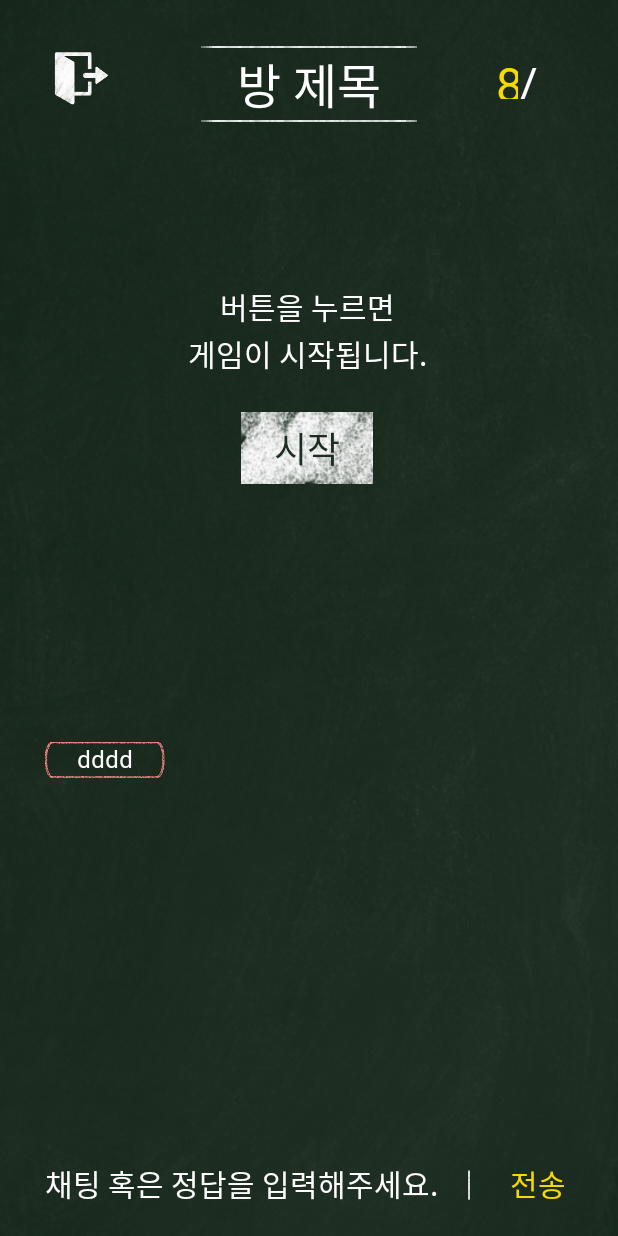
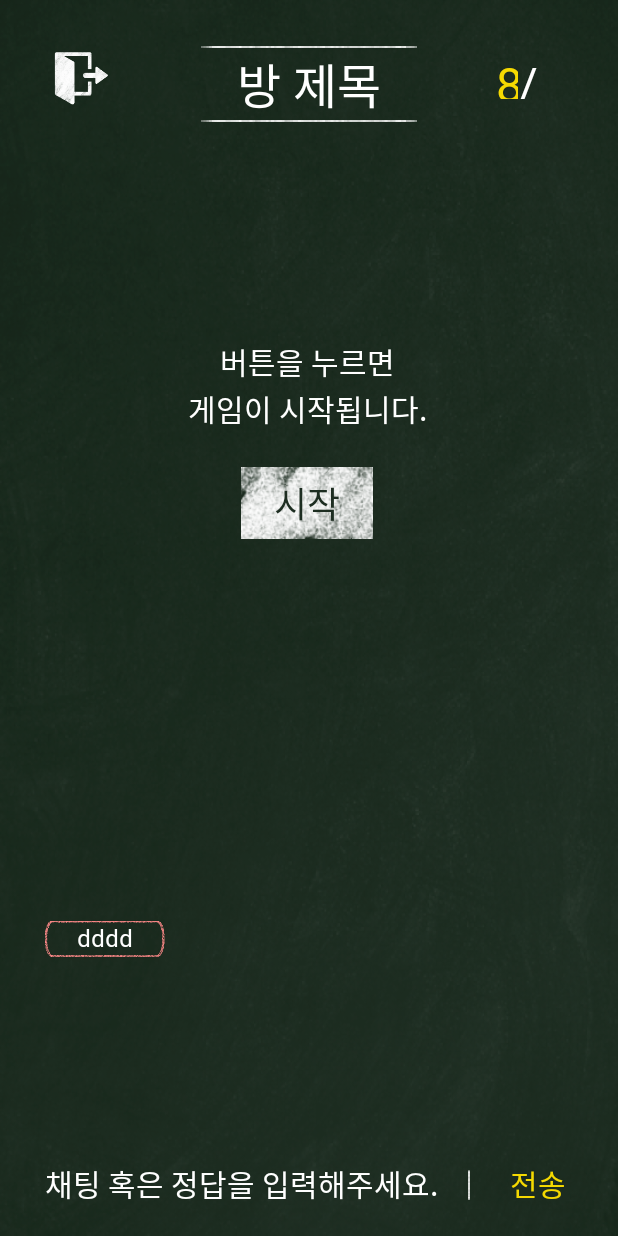
Before and after one commit to notmyfault02/Android, an Android app: the GmReadyFragment screen opened directly, with no data from a screen before it, on a phone screen of 412 x 824 dp. Run offline under Robolectric (Android 15) with nearby library versions, the phone set to English and light mode, and no system bars; libraries missing offline, so code that uses them is left out: com.github.nkzawa.emitter, com.github.nkzawa.socketio; 1 statement that could not run was skipped.

Commit message:
[UPDATE] Lifecycle

```diff
--- a/presentation/src/main/java/com/example/sketch_chain/ui/GmReadyFragment.java
+++ b/presentation/src/main/java/com/example/sketch_chain/ui/GmReadyFragment.java
@@ -67,8 +67,10 @@ public class GmReadyFragment extends Fragment {
             if (isAllReady == false) {
                 Toast.makeText(getActivity().getApplicationContext(),"모두 준비상태여야 합니다.", Toast.LENGTH_SHORT).show();
             } else {
+                //mSocket.emit("start", "start");
                 Intent intent = new Intent(getContext(), PlayingRoomActivity.class);
                 startActivity(intent);
+                getActivity().finish();
             }
         });
 
--- a/presentation/src/main/java/com/example/sketch_chain/ui/NormalReadyFragment.java
+++ b/presentation/src/main/java/com/example/sketch_chain/ui/NormalReadyFragment.java
@@ -12,12 +12,14 @@ import androidx.annotation.Nullable;
 import androidx.fragment.app.Fragment;
 
 import com.example.sketch_chain.R;
+import com.github.nkzawa.socketio.client.Socket;
 
 public class NormalReadyFragment extends Fragment {
 
     private Button readyBtn;
     private TextView content;
     private boolean isReady = false;
+    private Socket mSocket;
 
     @Override
     public void onCreate(Bundle savedInstanceState) {
@@ -34,6 +36,9 @@ public class NormalReadyFragment extends Fragment {
     public void onViewCreated(@NonNull View view, @Nullable Bundle savedInstanceState) {
         super.onViewCreated(view, savedInstanceState);
 
+        //SocketApplication app = (SocketApplication) getActivity().getApplication();
+        //mSocket = app.getSocket();
+
         readyBtn = getActivity().findViewById(R.id.normal_release_btn);
         content = getActivity().findViewById(R.id.normal_ready_tv);
 
@@ -42,11 +47,13 @@ public class NormalReadyFragment extends Fragment {
             public void onClick(View v) {
                 if (isReady != true) {
                     isReady = true;
+                    //mSocket.emit("ready", "username");
                     content.setText(R.string.normal_ready);
                     readyBtn.setText("해제");
 
                 } else {
                     isReady = false;
+                    //mSocket.emit("notReady", "username");
                     content.setText(R.string.normal_waiting);
                     readyBtn.setText("준비");
                 }
--- a/presentation/src/main/java/com/example/sketch_chain/ui/makeroom/MakeRoomActivity.java
+++ b/presentation/src/main/java/com/example/sketch_chain/ui/makeroom/MakeRoomActivity.java
@@ -89,6 +89,7 @@ public class MakeRoomActivity extends DataBindingActivity<ActivityMakeRoomBindin
             Intent intent = new Intent(getApplicationContext(), WaitingRoomActivity.class);
             intent.putExtra("roomName", roomName.getText().toString());
             startActivity(intent);
+            finish();
         });
 
         roomName.setOnKeyListener((v, keyCode, event)  -> {
--- a/presentation/src/main/res/layout/activity_wating_room.xml
+++ b/presentation/src/main/res/layout/activity_wating_room.xml
@@ -89,8 +89,8 @@
 
     <androidx.recyclerview.widget.RecyclerView
         android:id="@+id/waiting_chat_layout"
-        android:layout_width="349dp"
-        android:layout_height="239dp"
+        android:layout_width="343dp"
+        android:layout_height="120dp"
         android:layout_marginStart="30dp"
         android:layout_marginEnd="30dp"
         android:layout_marginBottom="12dp"
```
